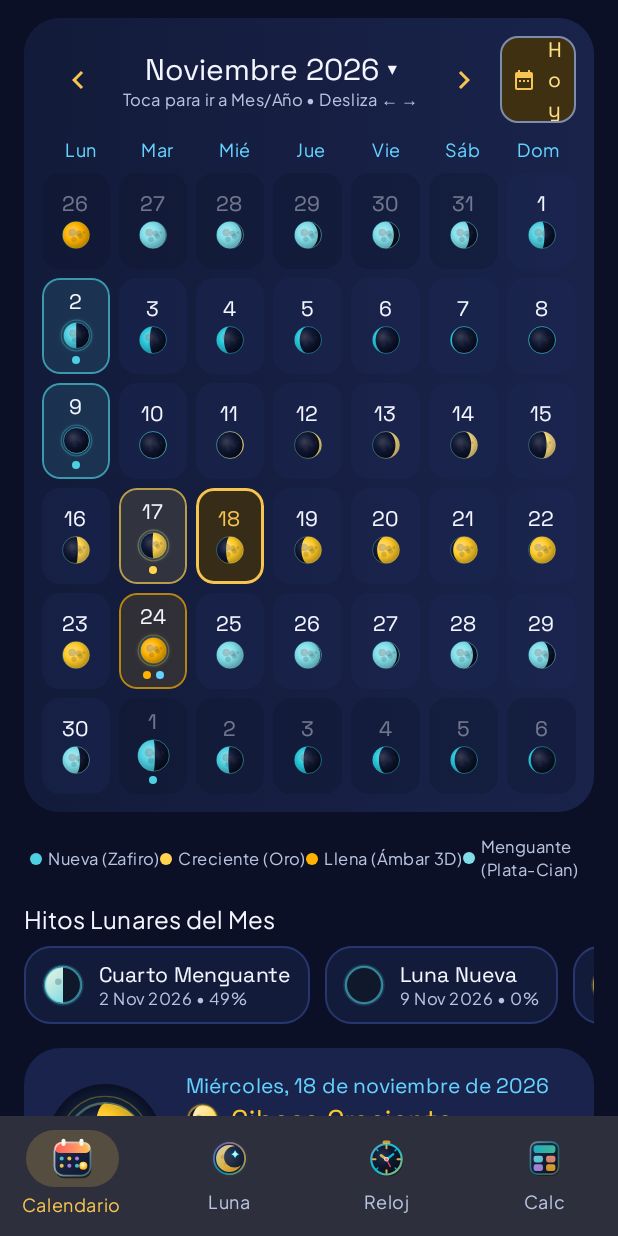
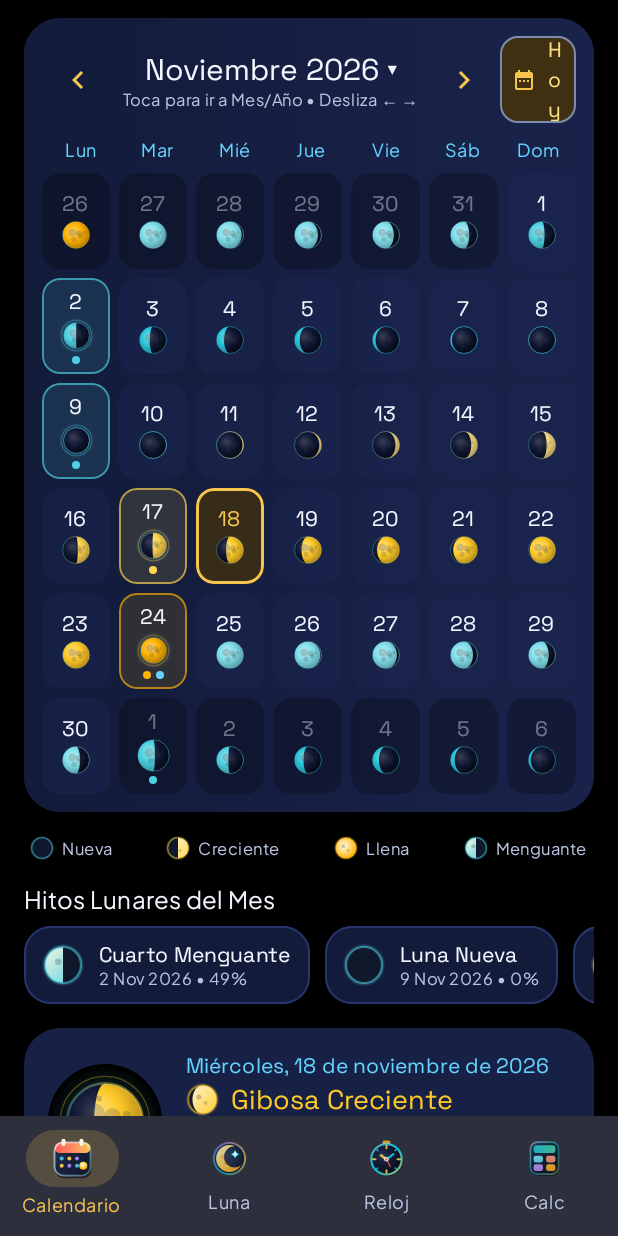
Before and after one commit to latanvillegas/TodUno, an Android app built with Jetpack Compose: the screen it shows after launch (MainActivity), on a phone screen of 412 x 824 dp. Run offline under Robolectric (Android 15) with nearby library versions, the phone set to English and light mode, and no system bars; our stand-ins replace Room's generated code.

Commit message:
refactor: transition to AMOLED theme and streamline CI
- Updated theme to use pure black background for AMOLED support.
- Configured edge-to-edge system bar styles.
- Updated calendar UI legend to use dynamic moon phase colors.
- Modified release workflow to produce only production-signed APKs.

```diff
--- a/app/src/main/java/com/example/MainActivity.kt
+++ b/app/src/main/java/com/example/MainActivity.kt
@@ -2,6 +2,7 @@ package com.example
 
 import android.os.Bundle
 import androidx.activity.ComponentActivity
+import androidx.activity.SystemBarStyle
 import androidx.activity.compose.BackHandler
 import androidx.activity.compose.setContent
 import androidx.activity.enableEdgeToEdge
@@ -54,7 +55,10 @@ import com.example.widget.SeleniaMoonWidgetProvider
 class MainActivity : ComponentActivity() {
     override fun onCreate(savedInstanceState: Bundle?) {
         super.onCreate(savedInstanceState)
-        enableEdgeToEdge()
+        enableEdgeToEdge(
+            statusBarStyle = SystemBarStyle.dark(android.graphics.Color.TRANSPARENT),
+            navigationBarStyle = SystemBarStyle.dark(android.graphics.Color.TRANSPARENT)
+        )
         SeleniaAlertManager.ensureChannels(applicationContext)
         SeleniaMoonWidgetProvider.refreshAllWidgets(applicationContext)
 
@@ -173,6 +177,7 @@ fun SeleniaApp(
             }
         } else {
             Scaffold(
+                containerColor = MaterialTheme.colorScheme.background,
                 contentWindowInsets = WindowInsets.safeDrawing,
                 bottomBar = {
                     NavigationBar(
--- a/app/src/main/java/com/example/ui/screens/CalendarScreen.kt
+++ b/app/src/main/java/com/example/ui/screens/CalendarScreen.kt
@@ -85,6 +85,7 @@ import com.example.R
 import com.example.domain.CalendarDayCell
 import com.example.domain.LunarAstronomer
 import com.example.domain.MajorPhaseMilestone
+import com.example.domain.MoonPhaseType
 import com.example.domain.SimpleDate
 import com.example.ui.CalendarNote
 import com.example.ui.SeleniaUiState
@@ -309,7 +310,7 @@ fun CalendarScreen(
                 }
             }
 
-            // 1.5 Phase Color Legend Strip for Calendar Moons
+            // 1.5 Phase Legend Strip with Colored Mini-Moons
             item(key = "phase_legend") {
                 Row(
                     modifier = Modifier
@@ -319,20 +320,28 @@ fun CalendarScreen(
                     verticalAlignment = Alignment.CenterVertically
                 ) {
                     CalendarPhaseLegendBadge(
-                        color = Color(0xFF4DD0E1),
-                        label = "Nueva (Zafiro)"
+                        phaseType = MoonPhaseType.NEW_MOON,
+                        color = MoonPhaseType.NEW_MOON.recommendedCalendarLitColor(),
+                        label = "Nueva",
+                        isNorthernHemisphere = uiState.isNorthernHemisphere
                     )
                     CalendarPhaseLegendBadge(
-                        color = Color(0xFFFFD54F),
-                        label = "Creciente (Oro)"
+                        phaseType = MoonPhaseType.FIRST_QUARTER,
+                        color = MoonPhaseType.FIRST_QUARTER.recommendedCalendarLitColor(),
+                        label = "Creciente",
+                        isNorthernHemisphere = uiState.isNorthernHemisphere
                     )
                     CalendarPhaseLegendBadge(
-                        color = Color(0xFFFFB300),
-                        label = "Llena (Ámbar 3D)"
+                        phaseType = MoonPhaseType.FULL_MOON,
+                        color = MoonPhaseType.FULL_MOON.recommendedCalendarLitColor(),
+                        label = "Llena",
+                        isNorthernHemisphere = uiState.isNorthernHemisphere
                     )
                     CalendarPhaseLegendBadge(
-                        color = Color(0xFF80DEEA),
-                        label = "Menguante (Plata-Cian)"
+                        phaseType = MoonPhaseType.LAST_QUARTER,
+                        color = MoonPhaseType.LAST_QUARTER.recommendedCalendarLitColor(),
+                        label = "Menguante",
+                        isNorthernHemisphere = uiState.isNorthernHemisphere
                     )
                 }
             }
@@ -759,22 +768,25 @@ fun CalendarScreen(
 
 @Composable
 private fun CalendarPhaseLegendBadge(
+    phaseType: MoonPhaseType,
     color: Color,
-    label: String
+    label: String,
+    isNorthernHemisphere: Boolean
 ) {
     Row(
         verticalAlignment = Alignment.CenterVertically,
-        horizontalArrangement = Arrangement.spacedBy(4.dp)
+        horizontalArrangement = Arrangement.spacedBy(5.dp)
     ) {
-        Box(
-            modifier = Modifier
-                .size(8.dp)
-                .clip(CircleShape)
-                .background(color)
+        MoonPhaseBadgeIcon(
+            phaseType = phaseType,
+            size = 16.dp,
+            litColor = color,
+            southernHemisphere = !isNorthernHemisphere
         )
         Text(
             text = label,
             style = MaterialTheme.typography.labelSmall,
+            fontWeight = FontWeight.Medium,
             color = MaterialTheme.colorScheme.onSurfaceVariant
         )
     }
--- a/app/src/main/java/com/example/ui/theme/Color.kt
+++ b/app/src/main/java/com/example/ui/theme/Color.kt
@@ -2,7 +2,8 @@ package com.example.ui.theme
 
 import androidx.compose.ui.graphics.Color
 
-// Nocturnal Celestial Almanac Palette
+// Nocturnal Celestial Almanac Palette (AMOLED Pure Black Canvas)
+val AmoledPureBlack = Color(0xFF000000)
 val MidnightCosmos = Color(0xFF0B1026)
 val DeepObservatory = Color(0xFF131B3A)
 val ElevatedAstrolabe = Color(0xFF1C2752)
--- a/app/src/main/java/com/example/ui/theme/Theme.kt
+++ b/app/src/main/java/com/example/ui/theme/Theme.kt
@@ -18,7 +18,7 @@ private val CelestialDarkColorScheme = darkColorScheme(
     onSecondaryContainer = CelestialCyan,
     tertiary = AuroraMint,
     onTertiary = MidnightCosmos,
-    background = MidnightCosmos,
+    background = AmoledPureBlack,
     onBackground = StarlightWhite,
     surface = DeepObservatory,
     onSurface = StarlightWhite,
--- a/app/src/main/res/values/themes.xml
+++ b/app/src/main/res/values/themes.xml
@@ -1,5 +1,7 @@
 <?xml version="1.0" encoding="utf-8"?>
 <resources>
 
-    <style name="Theme.MyApplication" parent="android:Theme.DeviceDefault.NoActionBar" />
+    <style name="Theme.MyApplication" parent="android:Theme.DeviceDefault.NoActionBar">
+        <item name="android:windowBackground">@android:color/black</item>
+    </style>
 </resources>
```
Also changed, not shown: 2 other files.
